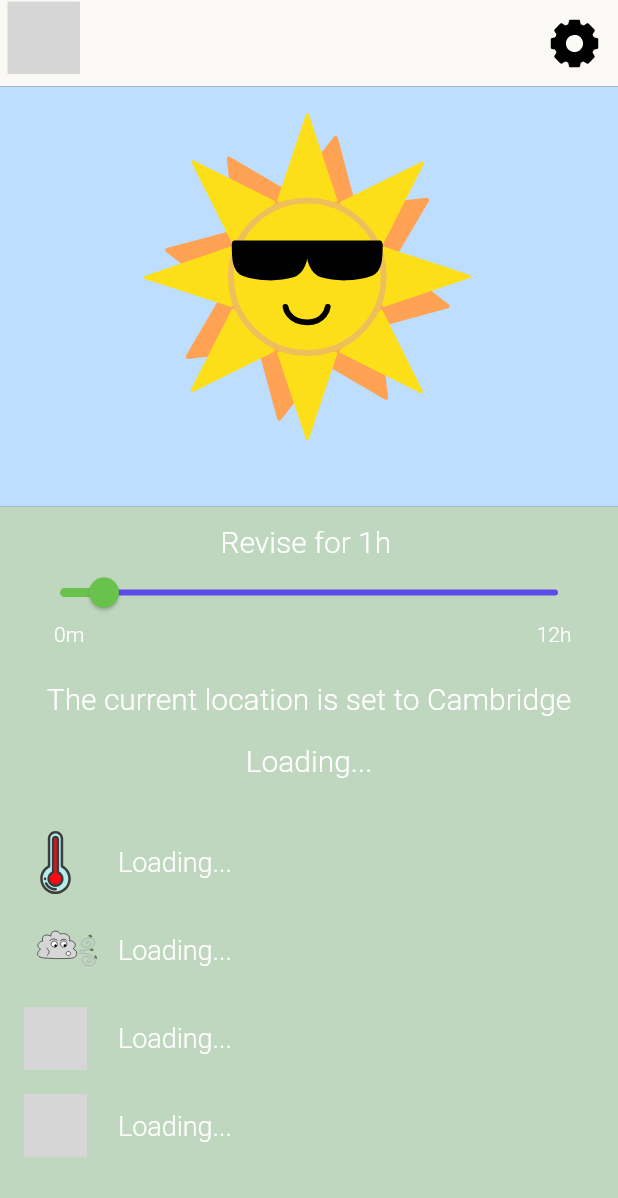
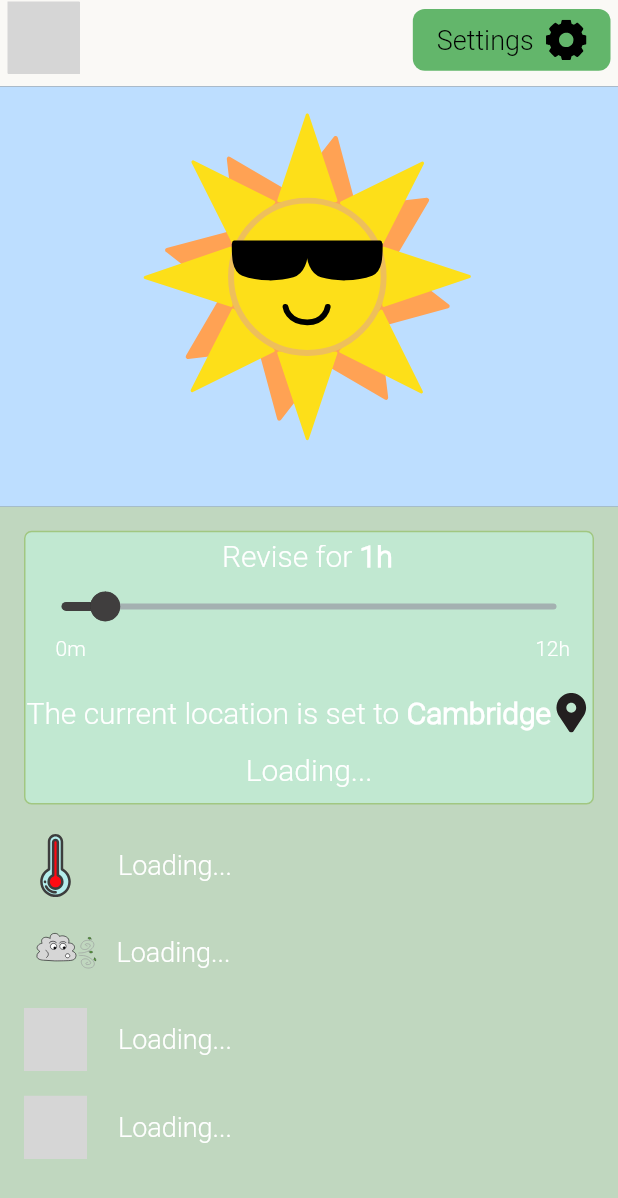
Before and after one commit to losmi247/weather-app, a Flutter app: the screen it shows after launch, on a phone screen of 412 x 824 dp. Shown: the top 1198 px of the screen. Run offline on Flutter 3.47's test engine with Material 2 defaults, Android fonts, the phone set to English and light mode, and no system bars; our stand-ins replace flutter_svg; missing offline and left inert: slide_digital_clock; network calls fail; grey boxes are pictures that could not be loaded.

Commit message:
study outside screen styled

```diff
--- a/lib/custom_components/pallete.dart
+++ b/lib/custom_components/pallete.dart
@@ -10,11 +10,16 @@ class Pallete {
   static const Color gradient3 = Color.fromRGBO(255, 159, 124, 1);
   static const Color borderColor = Color.fromRGBO(52, 51, 67, 1);
   static const Color whiteColor = Colors.white;
+  static const Color sliderContainerColor = Color.fromRGBO(193, 232, 209, 1);
 
   /// Slider Colors
-  static const Color sliderThumbColor = Color.fromARGB(255, 194, 78, 78);
-  static const Color sliderActiveColor = Color.fromARGB(255, 105, 194, 75);
-  static const Color sliderInactiveColor = Color.fromARGB(255, 90, 76, 234);
+  static const Color sliderThumbColor = Color.fromARGB(255, 110, 107, 107);
+  static const Color sliderActiveColor = Color.fromARGB(255, 64, 62, 62);
+  static const Color sliderInactiveColor = Color.fromARGB(255, 164, 177, 177);
+  /// old colors
+  /// static const Color sliderThumbColor = Color.fromARGB(255, 194, 78, 78);
+  /// static const Color sliderActiveColor = Color.fromARGB(255, 105, 194, 75);
+  /// static const Color sliderInactiveColor = Color.fromARGB(255, 90, 76, 234);
 
   /// Settings Screens Colors
   static const Color settingsBackgroundDayColor = Color.fromRGBO(214, 235, 184, 1);
--- a/lib/custom_components/slider.dart
+++ b/lib/custom_components/slider.dart
@@ -48,6 +48,8 @@ class _SliderWithTimeLabelsState extends State<SliderWithTimeLabels> {
                 child: SliderTheme(
                   data: SliderTheme.of(context).copyWith(
                     thumbColor: Pallete.sliderThumbColor,
+                    overlayColor: Colors.transparent,
+                    thumbShape: RoundSliderThumbShape(elevation: 0),
                     //thumbShape:
                   ),
                   child: Slider(
@@ -86,11 +88,17 @@ class _SliderWithTimeLabelsState extends State<SliderWithTimeLabels> {
               Positioned(
                 left: MediaQuery.of(context).size.width / 2 - 75,
                 top: -4,
-                child: Text(
-                    "Revise for " +
-                        getStringForTimeDelta(sliderValue.toInt() *
+                child: RichText(
+                  text: TextSpan(
+                    style: TextStyle(fontSize: 20.0, fontFamily: 'Roboto'),
+                    children: <TextSpan>[
+                      const TextSpan(text: "Revise for "),
+                      TextSpan(text: getStringForTimeDelta(sliderValue.toInt() *
                             Constants.MINUTES_TO_MILLISECONDS),
-                    style: TextStyle(fontSize: 20)),
+                        style: TextStyle(fontWeight: FontWeight.bold)),
+                    ],
+                  ),
+                ),
               ),
             ],
           ),
--- a/lib/settings_screen.dart
+++ b/lib/settings_screen.dart
@@ -35,7 +35,7 @@ class _SettingsScreenState extends State<SettingsScreen> {
             width: 27.0,
             height: 27.0,
         ),
-        SizedBox(width: 5,),
+        SizedBox(width: 8,),
         const Text("Min temperature", style: const TextStyle(color: Pallete.settingsTextColor)),
       ],
     ),
@@ -52,7 +52,7 @@ class _SettingsScreenState extends State<SettingsScreen> {
           width: 27.0,
           height: 27.0,
         ),
-        SizedBox(width: 5,),
+        SizedBox(width: 8,),
         const Text("Max temperature", style: const TextStyle(color: Pallete.settingsTextColor)),
       ],
     ),
--- a/lib/study_outside_screen.dart
+++ b/lib/study_outside_screen.dart
@@ -413,18 +413,53 @@ class _StudyOutsideScreenState extends State<StudyOutsideScreen> {
               child: Stack(
                 children: [
                   Positioned(
-                    top: 5,
+                    top: 6,
                     right: 5,
 
                     /// Button to go to 'Settings' screen
-                    child: IconButton(
-                      icon: SvgPicture.asset("assets/icons/gear.svg"),
+                    child: SizedBox(
+                      height: MediaQuery.of(context).size.height * 0.05,
+                      child: ElevatedButton(
+                        style: ElevatedButton.styleFrom(
+                          backgroundColor: Pallete.settingsLocationSettingsButtonColor,
+                          elevation: 0,
+                          shape: RoundedRectangleBorder(
+                            borderRadius: BorderRadius.circular(8.0),
+                          ),
+                        ),
+                        onPressed: () {
+                          /// push the 'Settings' screen and wait for updated preferences
+                          awaitReturnPreferencesFromSettingsScreen(context);
+                        },
+                        child: Row(
+                          mainAxisAlignment: MainAxisAlignment.center,
+                          children: [
+                            const Text('Settings',
+                                        style: TextStyle(color: Colors.black,
+                                          fontSize: 18.0,
+                                          fontFamily: 'Roboto')),
+                            SizedBox(width: MediaQuery.of(context).size.width * 0.02),
+                            SvgPicture.asset(
+                              "assets/icons/gear.svg",
+                              width: 27.0,
+                              height: 27.0,
+                            ),
+                          ],
+                        )
+                      ),
+                    )
+                    /*child: IconButton(
+                      icon: SvgPicture.asset(
+                        "assets/icons/gear.svg",
+                        height: 80,
+                        width: 80
+                      ),
                       onPressed: () {
                         /// push the 'Settings' screen and wait for updated preferences
                         awaitReturnPreferencesFromSettingsScreen(context);
                       },
                       //child: Text('Settings'),
-                    ),
+                    ),*/
                   ),
                   /// CLOCK
                   Positioned(
@@ -530,6 +565,18 @@ class _StudyOutsideScreenState extends State<StudyOutsideScreen> {
               color: Pallete.lowerBackgroundColor,
               child: Column(
                 children: [
+                  Container(
+                    decoration: BoxDecoration(
+                      color: Pallete.sliderContainerColor,
+                      borderRadius: BorderRadius.circular(5),
+                      border: Border.fromBorderSide(const BorderSide(
+                            color: Color.fromARGB(255, 161, 199, 129)),
+                      ),
+                      //shape:
+                    ),
+                    child: Column(
+                      children: [
+                        SizedBox(height: MediaQuery.of(context).size.height * 0.01),
                         /////// SLIDER
                         slider,
                         /////// SLIDER
@@ -537,20 +584,45 @@ class _StudyOutsideScreenState extends State<StudyOutsideScreen> {
                         SizedBox(
                             height: MediaQuery.of(context).size.height * 0.032,
                             child: Center(
-                        child: Text(
+                              child: Row(
+                                mainAxisAlignment: MainAxisAlignment.center,
+                                children: [
+                                  RichText(
+                                    text: TextSpan(
+                                      style: TextStyle(fontSize: 20.0, fontFamily: 'Roboto'),
+                                      children: <TextSpan>[
+                                        const TextSpan(text: 'The current location is set to '),
+                                        TextSpan(text: '${preferences.selectedLocation}',
+                                          style: TextStyle(fontWeight: FontWeight.bold)),
+                                      ],
+                                    ),
+                                  ),
+                                  /*Text(
                                     'The current location is set to ${preferences.selectedLocation}',
                                     style: const TextStyle(fontSize: 20.0),
+                                  ),*/
+                                  SvgPicture.asset(
+                                    "assets/icons/location.svg",
+                                    width: 27.0,
+                                    height: 27.0,
                                   ),
-                      )),
-                  SizedBox(height: MediaQuery.of(context).size.height * 0.02),
+                                ],
+                              ),
+                            )
+                        ),
+                        SizedBox(height: MediaQuery.of(context).size.height * 0.016),
                         SizedBox(
-                    height: MediaQuery.of(context).size.height * 0.031,
+                          height: MediaQuery.of(context).size.height * 0.033,
                           child: Text(
                             checkConditions(getNumHoursStudy()),
                             style: TextStyle(fontSize: 20.0),
                           ),
                         ),
-                  SizedBox(height: MediaQuery.of(context).size.height * 0.04),
+                        SizedBox(height: MediaQuery.of(context).size.height * 0.008),
+                      ],
+                    )
+                  ),
+                  SizedBox(height: MediaQuery.of(context).size.height * 0.024),
                   Column(
                     children: [
                       Row(
@@ -575,8 +647,8 @@ class _StudyOutsideScreenState extends State<StudyOutsideScreen> {
                       Row(
                         children: [
                           Container(
-                            width: 42,
-                            height: 42,
+                            width: 41,
+                            height: 41,
                             // decoration: BoxDecoration(border: Border.all(color: Colors.black)),
                             child: OverflowBox(
                               alignment: Alignment.center,
@@ -636,7 +708,6 @@ class _StudyOutsideScreenState extends State<StudyOutsideScreen> {
                 ]
               ),
             ),
-            //SizedBox(height: 16.0),
           ],
         ),
       ),
--- a/lib/weather_model.dart
+++ b/lib/weather_model.dart
@@ -27,21 +27,21 @@ class Weather {
       if (wind![i] < 0.27) {
         windDescription![i] = 'Calm';
       } else if (wind![i] < 1.4) {
-        windDescription![i] = 'Light Air';
+        windDescription![i] = 'Light air';
       } else if (wind![i] < 3.1) {
-        windDescription![i] = 'Light Breeze';
+        windDescription![i] = 'Light breeze';
       } else if (wind![i] < 5.3) {
-        windDescription![i] = 'Gentle Breeze';
+        windDescription![i] = 'Gentle breeze';
       } else if (wind![i] < 7.8) {
-        windDescription![i] = 'Moderate Breeze';
+        windDescription![i] = 'Moderate breeze';
       } else if (wind![i] < 14) {
-        windDescription![i] = 'Strong Breeze';
+        windDescription![i] = 'Strong breeze';
       } else if (wind![i] < 17) {
-        windDescription![i] = 'Near Gale';
+        windDescription![i] = 'Near gale';
       } else if (wind![i] < 21) {
         windDescription![i] = 'Gale';
       } else if (wind![i] < 24) {
-        windDescription![i] = 'Strong Gale';
+        windDescription![i] = 'Strong gale';
       } else if (wind![i] < 28) {
         windDescription![i] = 'Storm';
       } else {
```
Lines whose indentation alone changed are shown as unchanged.
